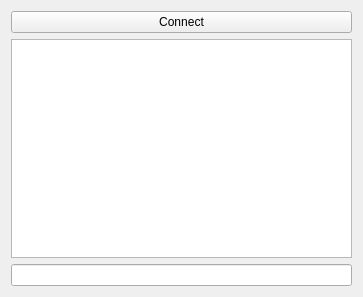
borewicz/checkers, file checkers-client/widget.ui: the form before one commit.
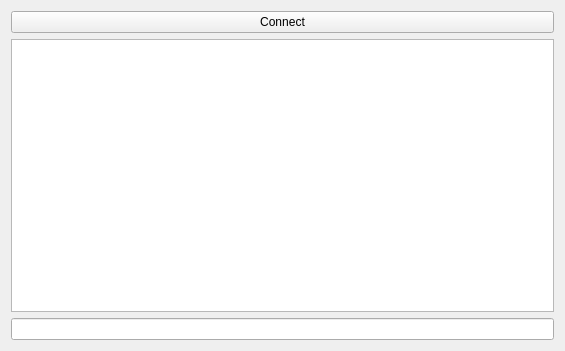
The form after the commit.

```diff
--- a/checkers-client/widget.ui
+++ b/checkers-client/widget.ui
@@ -6,14 +6,22 @@
    <rect>
     <x>0</x>
     <y>0</y>
-    <width>363</width>
-    <height>297</height>
+    <width>565</width>
+    <height>351</height>
    </rect>
   </property>
   <property name="windowTitle">
    <string>Widget</string>
   </property>
+  <layout class="QHBoxLayout" name="horizontalLayout">
+   <item>
+    <layout class="QGridLayout" name="fieldsGridLayout"/>
+   </item>
+   <item>
   <layout class="QVBoxLayout" name="verticalLayout">
+     <property name="sizeConstraint">
+      <enum>QLayout::SetMinimumSize</enum>
+     </property>
    <item>
     <widget class="QPushButton" name="connectButton">
      <property name="text">
@@ -22,12 +30,22 @@
     </widget>
    </item>
    <item>
-    <widget class="QTextEdit" name="chatTextEdit"/>
+      <widget class="QTextEdit" name="chatTextEdit">
+       <property name="minimumSize">
+        <size>
+         <width>300</width>
+         <height>0</height>
+        </size>
+       </property>
+      </widget>
    </item>
    <item>
     <widget class="QLineEdit" name="messegeLineEdit"/>
    </item>
   </layout>
+   </item>
+  </layout>
+  <zorder></zorder>
  </widget>
  <layoutdefault spacing="6" margin="11"/>
  <resources/>
```
Lines whose indentation alone changed are shown as unchanged.
